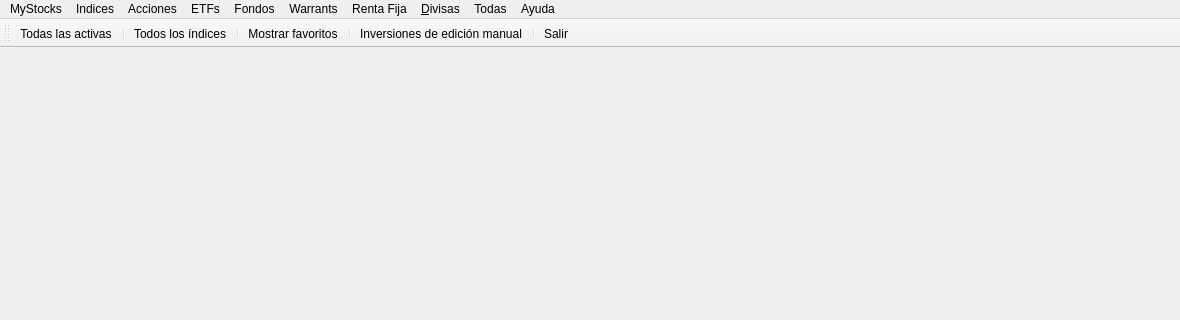
This is ui/frmMainMS.ui in turulomio/xulpymoney as Qt 5 draws it before an edit; both pictures show x 0 to 1180 and y 0 to 320 of the 1180 by 562 pixel window. The edited form follows.
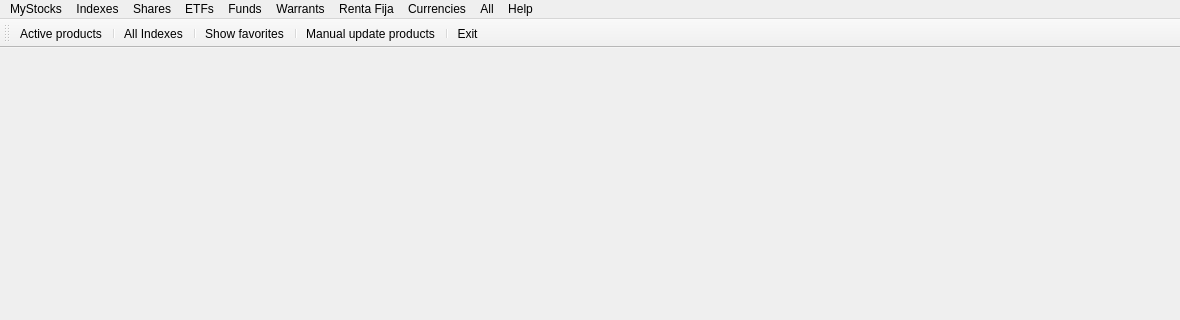
This is the edited form. Icons and pictures are not drawn.

The edit to the form file:
```diff
--- a/ui/frmMainMS.ui
+++ b/ui/frmMainMS.ui
@@ -46,7 +46,7 @@
      <x>0</x>
      <y>0</y>
      <width>1180</width>
-     <height>20</height>
+     <height>25</height>
     </rect>
    </property>
    <widget class="QMenu" name="menuAyuda">
@@ -62,7 +62,7 @@
    </widget>
    <widget class="QMenu" name="menuIndices">
     <property name="title">
-     <string>Indices</string>
+     <string>Indexes</string>
     </property>
     <addaction name="actionCAC40"/>
     <addaction name="actionEurostoxx50"/>
@@ -76,7 +76,7 @@
    </widget>
    <widget class="QMenu" name="menuFondos">
     <property name="title">
-     <string>Fondos</string>
+     <string>Funds</string>
     </property>
     <addaction name="actionFondos"/>
    </widget>
@@ -98,13 +98,13 @@
    </widget>
    <widget class="QMenu" name="menu_Divisas">
     <property name="title">
-     <string>&amp;Divisas</string>
+     <string>Currencies</string>
     </property>
     <addaction name="actionDivisas"/>
    </widget>
    <widget class="QMenu" name="menuMyQuotes">
     <property name="title">
-     <string>Ayuda</string>
+     <string>Help</string>
     </property>
     <addaction name="actionAcercaDe"/>
     <addaction name="separator"/>
@@ -120,13 +120,13 @@
    </widget>
    <widget class="QMenu" name="menuAcciones">
     <property name="title">
-     <string>Acciones</string>
+     <string>Shares</string>
     </property>
     <addaction name="actionAcciones"/>
    </widget>
    <widget class="QMenu" name="menuTodas">
     <property name="title">
-     <string>Todas</string>
+     <string>All</string>
     </property>
     <addaction name="actionActive"/>
     <addaction name="separator"/>
@@ -189,7 +189,7 @@
      <normaloff>:/xulpymoney/exit.png</normaloff>:/xulpymoney/exit.png</iconset>
    </property>
    <property name="text">
-    <string>S&amp;alir</string>
+    <string>Exit</string>
    </property>
   </action>
   <action name="actionAcercaDe">
@@ -219,7 +219,7 @@
      <normaloff>:/xulpymoney/kmplot.jpg</normaloff>:/xulpymoney/kmplot.jpg</iconset>
    </property>
    <property name="text">
-    <string>Todos los índices</string>
+    <string>All Indexes</string>
    </property>
   </action>
   <action name="actionFondos">
@@ -369,7 +369,7 @@
      <normaloff>:/xulpymoney/keko.png</normaloff>:/xulpymoney/keko.png</iconset>
    </property>
    <property name="text">
-    <string>Inversiones de edición manual</string>
+    <string>Manual update products</string>
    </property>
    <property name="toolTip">
     <string>Inversiones de edición manual</string>
@@ -393,7 +393,7 @@
      <normaloff>:/xulpymoney/star.png</normaloff>:/xulpymoney/star.png</iconset>
    </property>
    <property name="text">
-    <string>Mostrar favoritos</string>
+    <string>Show favorites</string>
    </property>
    <property name="toolTip">
     <string>Muestra los productos favoritos
@@ -418,7 +418,7 @@
      <normaloff>:/xulpymoney/star.png</normaloff>:/xulpymoney/star.png</iconset>
    </property>
    <property name="text">
-    <string>Todas las activas</string>
+    <string>Active products</string>
    </property>
    <property name="toolTip">
     <string>Todas las activas</string>
```
Left out of the diff: 28 changed lines with no effect on the pictures.
